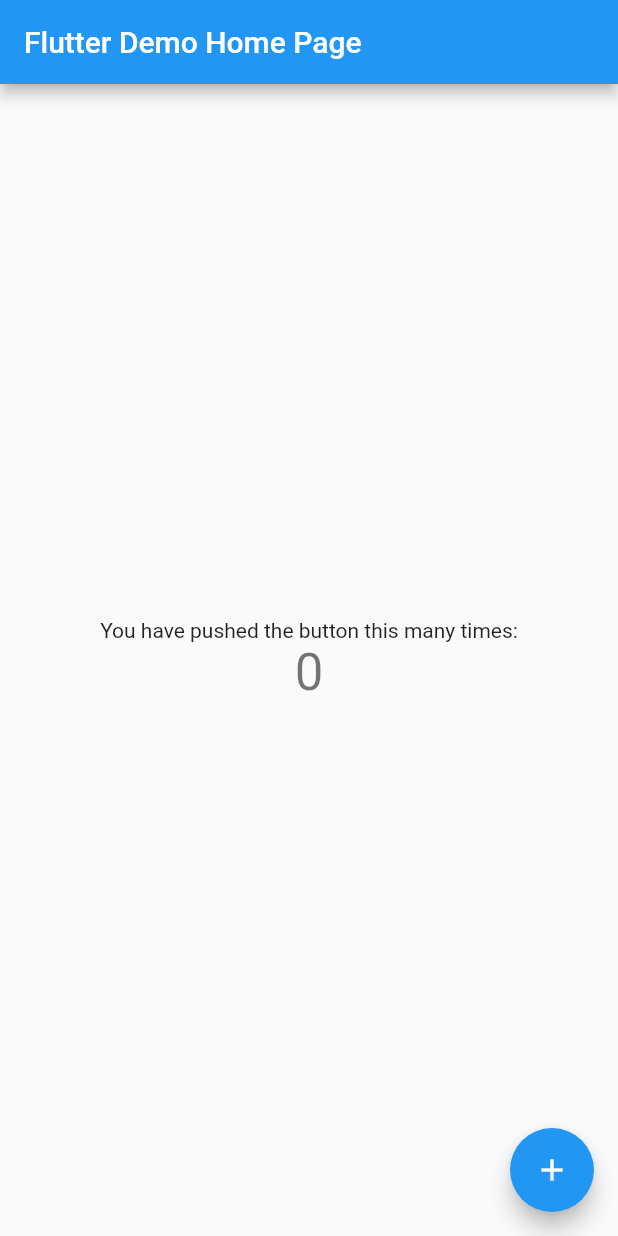
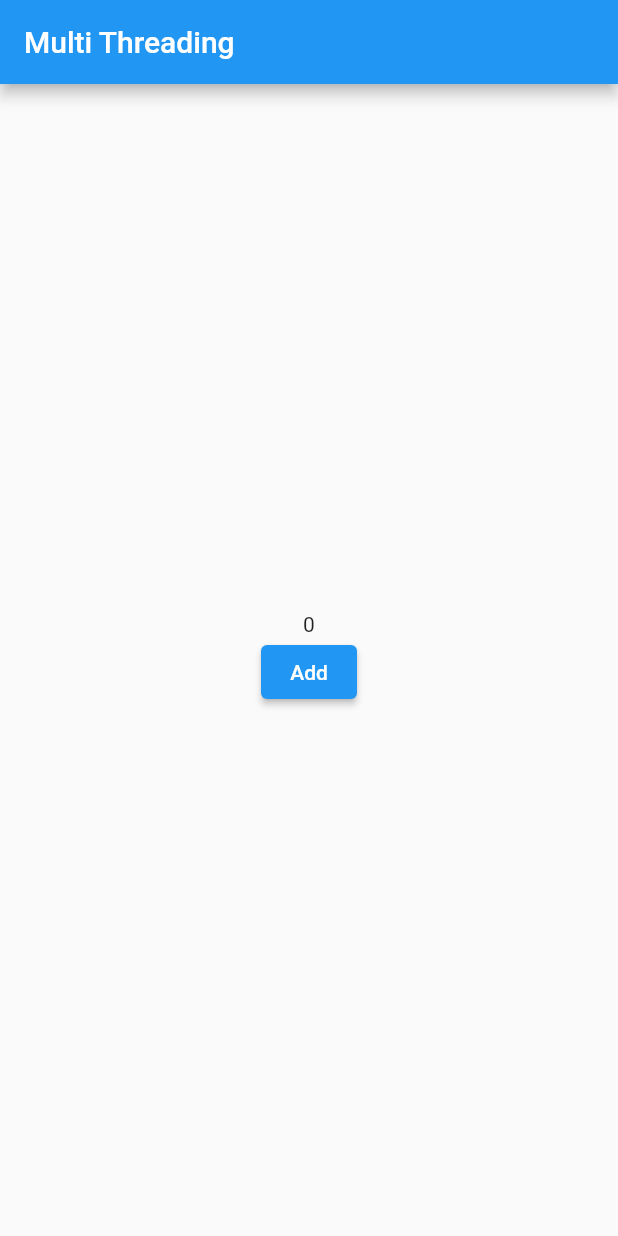
Before and after one commit to javedmughal-058/multi_threading_in_flutter_app, a Flutter app: the screen it shows after launch, on a phone screen of 412 x 824 dp. Run offline on Flutter 3.47's test engine with Material 2 defaults, Android fonts, the light colour scheme and no system bars.

Commit message:
isolate in dart

```diff
--- a/lib/main.dart
+++ b/lib/main.dart
@@ -1,3 +1,5 @@
+import 'dart:isolate';
+import 'package:flutter/foundation.dart';
 import 'package:flutter/material.dart';
 
 void main() {
@@ -11,36 +13,18 @@
   @override
   Widget build(BuildContext context) {
     return MaterialApp(
-      title: 'Flutter Demo',
+      debugShowCheckedModeBanner: false,
+      title: 'Multi Threading',
       theme: ThemeData(
-        // This is the theme of your application.
-        //
-        // Try running your application with "flutter run". You'll see the
-        // application has a blue toolbar. Then, without quitting the app, try
-        // changing the primarySwatch below to Colors.green and then invoke
-        // "hot reload" (press "r" in the console where you ran "flutter run",
-        // or simply save your changes to "hot reload" in a Flutter IDE).
-        // Notice that the counter didn't reset back to zero; the application
-        // is not restarted.
         primarySwatch: Colors.blue,
       ),
-      home: const MyHomePage(title: 'Flutter Demo Home Page'),
+      home: const MyHomePage(title: 'Multi Threading'),
     );
   }
 }
 
 class MyHomePage extends StatefulWidget {
   const MyHomePage({Key? key, required this.title}) : super(key: key);
-
-  // This widget is the home page of your application. It is stateful, meaning
-  // that it has a State object (defined below) that contains fields that affect
-  // how it looks.
-
-  // This class is the configuration for the state. It holds the values (in this
-  // case the title) provided by the parent (in this case the App widget) and
-  // used by the build method of the State. Fields in a Widget subclass are
-  // always marked "final".
-
   final String title;
 
   @override
@@ -48,68 +32,60 @@
 }
 
 class _MyHomePageState extends State<MyHomePage> {
-  int _counter = 0;
+  int _count = 0;
 
-  void _incrementCounter() {
-    setState(() {
-      // This call to setState tells the Flutter framework that something has
-      // changed in this State, which causes it to rerun the build method below
-      // so that the display can reflect the updated values. If we changed
-      // _counter without calling setState(), then the build method would not be
-      // called again, and so nothing would appear to happen.
-      _counter++;
-    });
+  bool stop =false;
+
+  @override
+  void initState() {
+    Isolate.beforeNextEvent;
+    Isolate.spawn(isolateFunction, 5000,);
+    super.initState();
   }
+
+  void isolateFunction (int finalNum) {
+    int _count = 0;
+    for (int i = 0; i < finalNum; i++) {
+      _count++;
+      print("isolate: " +_count.toString());
+      if(stop){
+        print('Stop Working');
+        Isolate.exit();
+        // print('Stop Working');
+        // break;
+
+      }
+
+    }
+  }
+
+
+
 
   @override
   Widget build(BuildContext context) {
-    // This method is rerun every time setState is called, for instance as done
-    // by the _incrementCounter method above.
-    //
-    // The Flutter framework has been optimized to make rerunning build methods
-    // fast, so that you can just rebuild anything that needs updating rather
-    // than having to individually change instances of widgets.
     return Scaffold(
       appBar: AppBar(
-        // Here we take the value from the MyHomePage object that was created by
-        // the App.build method, and use it to set our appbar title.
-        title: Text(widget.title),
+        title:  Text(widget.title),
       ),
-      body: Center(
-        // Center is a layout widget. It takes a single child and positions it
-        // in the middle of the parent.
-        child: Column(
-          // Column is also a layout widget. It takes a list of children and
-          // arranges them vertically. By default, it sizes itself to fit its
-          // children horizontally, and tries to be as tall as its parent.
-          //
-          // Invoke "debug painting" (press "p" in the console, choose the
-          // "Toggle Debug Paint" action from the Flutter Inspector in Android
-          // Studio, or the "Toggle Debug Paint" command in Visual Studio Code)
-          // to see the wireframe for each widget.
-          //
-          // Column has various properties to control how it sizes itself and
-          // how it positions its children. Here we use mainAxisAlignment to
-          // center the children vertically; the main axis here is the vertical
-          // axis because Columns are vertical (the cross axis would be
-          // horizontal).
+      body: Center(child: Column(
           mainAxisAlignment: MainAxisAlignment.center,
           children: <Widget>[
-            const Text(
-              'You have pushed the button this many times:',
+            Text(_count.toString()),
+            ElevatedButton(
+              child: const Text("Add"),
+              onPressed: () async {
+                _count++;
+                setState(() {
+                  stop = true;
+                });
+                print("Other Operation Performed");
+              },
             ),
-            Text(
-              '$_counter',
-              style: Theme.of(context).textTheme.headline4,
-            ),
-          ],
-        ),
-      ),
-      floatingActionButton: FloatingActionButton(
-        onPressed: _incrementCounter,
-        tooltip: 'Increment',
-        child: const Icon(Icons.add),
-      ), // This trailing comma makes auto-formatting nicer for build methods.
+
+
+          ]
+      )),
     );
   }
 }
```
